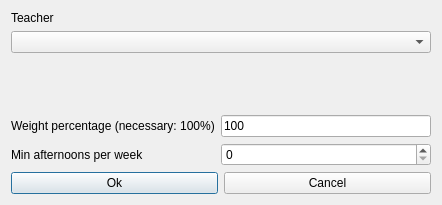
Old version of the form fet/src/interface/modifyconstraintteacherminafternoonsperweekform_template.ui in the repository vonmecheln/fet.
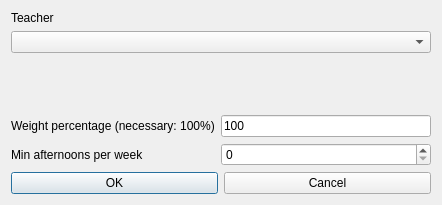
New version of the form.

```diff
--- a/fet/src/interface/modifyconstraintteacherminafternoonsperweekform_template.ui
+++ b/fet/src/interface/modifyconstraintteacherminafternoonsperweekform_template.ui
@@ -103,7 +103,7 @@
      <item>
       <widget class="QPushButton" name="okPushButton">
        <property name="text">
-        <string>Ok</string>
+        <string>OK</string>
        </property>
       </widget>
      </item>
```
